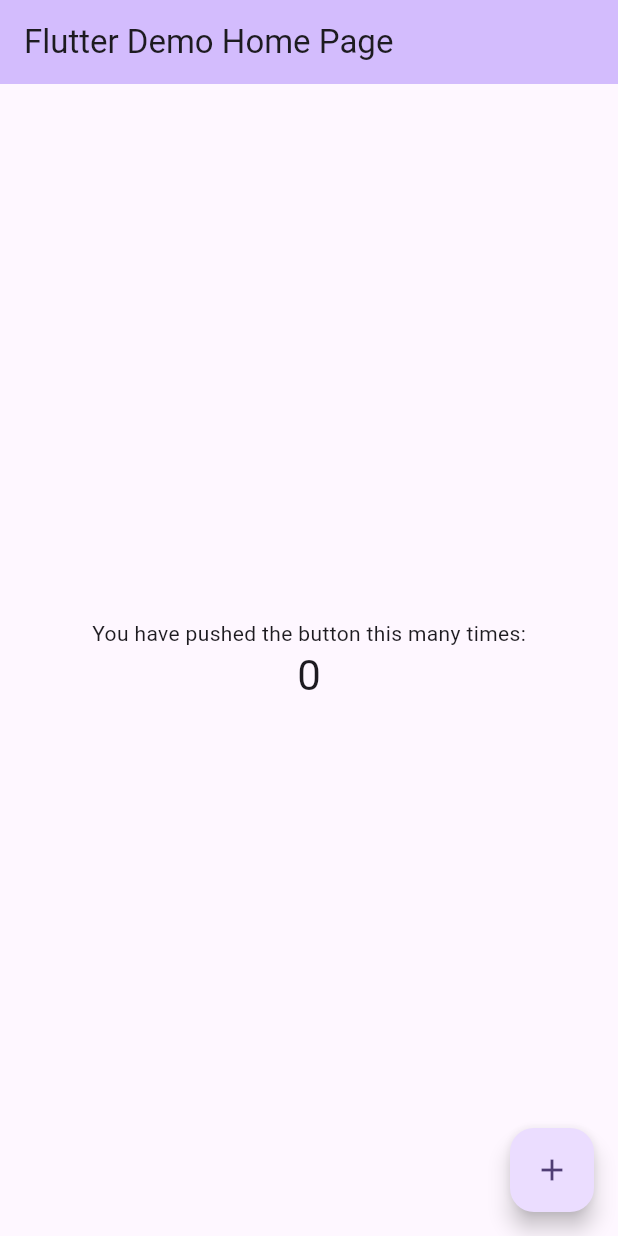
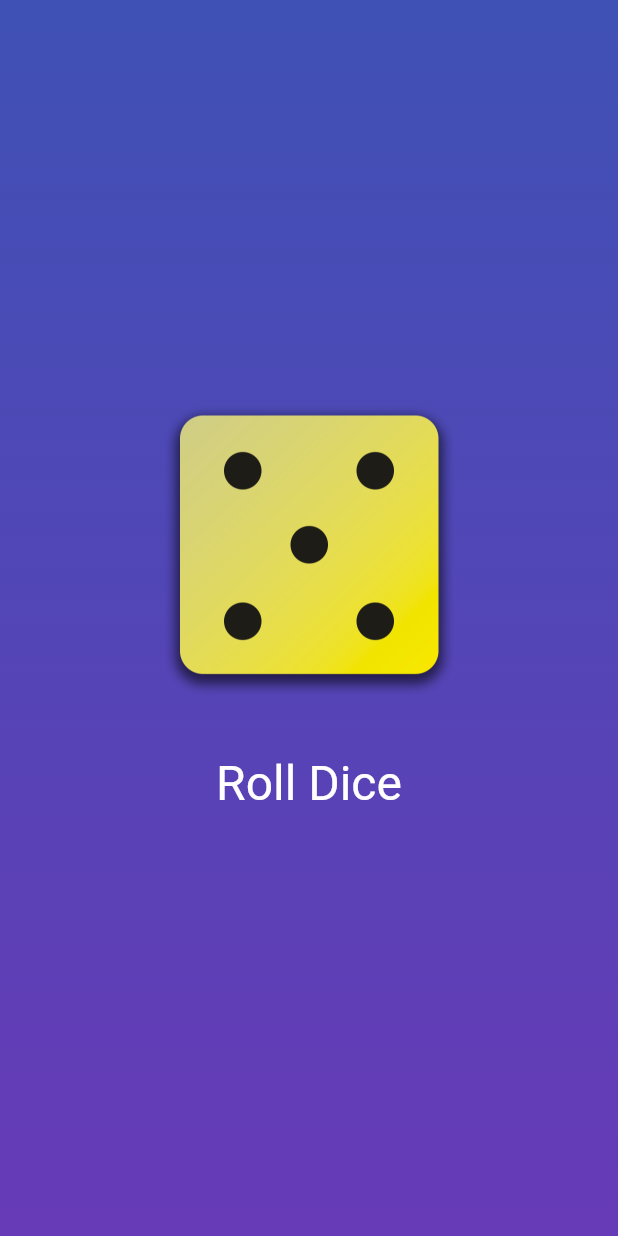
Before and after one commit to haimean/learn_flutter, a Flutter app: the screen it shows after launch, on a phone screen of 412 x 824 dp. Run offline on Flutter 3.47's test engine with Material 3 defaults, Android fonts, the phone set to English and light mode, and no system bars; our stand-ins replace device_preview.

Commit message:
init prj

```diff
--- /dev/null
+++ b/lib/dice_roller.dart
@@ -0,0 +1,51 @@
+import 'dart:math';
+
+import 'package:flutter/material.dart';
+
+class DiceRoller extends StatefulWidget {
+  const DiceRoller({super.key});
+
+  @override
+  State<DiceRoller> createState() => _DiceRollerState();
+}
+
+class _DiceRollerState extends State<DiceRoller> {
+  var activeDiceImage = Random().nextInt(6) + 1;
+
+  onPressed() {
+    setState(() {
+      activeDiceImage = Random().nextInt(6) + 1;
+    });
+  }
+
+  @override
+  Widget build(BuildContext context) {
+    return Column(
+      mainAxisAlignment: MainAxisAlignment.center,
+      children: [
+        Image.asset(
+          'assets/images/dice-$activeDiceImage.png',
+          width: 200,
+        ),
+        const SizedBox(
+          height: 20,
+        ),
+        TextButton(
+          onPressed: onPressed,
+          style: TextButton.styleFrom(
+            padding: const EdgeInsets.all(
+              20,
+            ),
+            foregroundColor: Colors.white,
+            textStyle: const TextStyle(
+              fontSize: 32,
+            ),
+          ),
+          child: const Text(
+            "Roll Dice",
+          ),
+        ),
+      ],
+    );
+  }
+}
--- /dev/null
+++ b/lib/gradient_container.dart
@@ -0,0 +1,32 @@
+import 'package:flutter/material.dart';
+import 'package:learn_flutter/dice_roller.dart';
+
+const Alignment bottomAlignment = Alignment.bottomCenter;
+const Alignment endAlignment = Alignment.topCenter;
+const List<Color> colorsPurple = [Colors.deepPurple, Colors.indigo];
+
+class GradientContainer extends StatelessWidget {
+  const GradientContainer({super.key, required this.colors});
+
+  const GradientContainer.purple({super.key}) : colors = colorsPurple;
+  final List<Color> colors;
+
+  @override
+  Widget build(context) {
+    return Scaffold(
+      backgroundColor: const Color.fromARGB(255, 226, 226, 229),
+      body: Container(
+        decoration: BoxDecoration(
+          gradient: LinearGradient(
+            colors: colors,
+            begin: bottomAlignment,
+            end: endAlignment,
+          ),
+        ),
+        child: const Center(
+          child: DiceRoller(),
+        ),
+      ),
+    );
+  }
+}
--- a/lib/main.dart
+++ b/lib/main.dart
@@ -1,7 +1,15 @@
+import 'package:device_preview/device_preview.dart';
+import 'package:flutter/foundation.dart';
 import 'package:flutter/material.dart';
+import 'package:learn_flutter/gradient_container.dart';
 
 void main() {
-  runApp(const MyApp());
+  runApp(
+    DevicePreview(
+      enabled: !kReleaseMode,
+      builder: (context) => const MyApp(),
+    ),
+  );
 }
 
 class MyApp extends StatelessWidget {
@@ -10,116 +18,9 @@ class MyApp extends StatelessWidget {
   // This widget is the root of your application.
   @override
   Widget build(BuildContext context) {
-    return MaterialApp(
+    return const MaterialApp(
       title: 'Flutter Demo',
-      theme: ThemeData(
-        // This is the theme of your application.
-        //
-        // TRY THIS: Try running your application with "flutter run". You'll see
-        // the application has a purple toolbar. Then, without quitting the app,
-        // try changing the seedColor in the colorScheme below to Colors.green
-        // and then invoke "hot reload" (save your changes or press the "hot
-        // reload" button in a Flutter-supported IDE, or press "r" if you used
-        // the command line to start the app).
-        //
-        // Notice that the counter didn't reset back to zero; the application
-        // state is not lost during the reload. To reset the state, use hot
-        // restart instead.
-        //
-        // This works for code too, not just values: Most code changes can be
-        // tested with just a hot reload.
-        colorScheme: ColorScheme.fromSeed(seedColor: Colors.deepPurple),
-        useMaterial3: true,
-      ),
-      home: const MyHomePage(title: 'Flutter Demo Home Page'),
+      home: GradientContainer.purple(),
     );
   }
 }
-
-class MyHomePage extends StatefulWidget {
-  const MyHomePage({super.key, required this.title});
-
-  // This widget is the home page of your application. It is stateful, meaning
-  // that it has a State object (defined below) that contains fields that affect
-  // how it looks.
-
-  // This class is the configuration for the state. It holds the values (in this
-  // case the title) provided by the parent (in this case the App widget) and
-  // used by the build method of the State. Fields in a Widget subclass are
-  // always marked "final".
-
-  final String title;
-
-  @override
-  State<MyHomePage> createState() => _MyHomePageState();
-}
-
-class _MyHomePageState extends State<MyHomePage> {
-  int _counter = 0;
-
-  void _incrementCounter() {
-    setState(() {
-      // This call to setState tells the Flutter framework that something has
-      // changed in this State, which causes it to rerun the build method below
-      // so that the display can reflect the updated values. If we changed
-      // _counter without calling setState(), then the build method would not be
-      // called again, and so nothing would appear to happen.
-      _counter++;
-    });
-  }
-
-  @override
-  Widget build(BuildContext context) {
-    // This method is rerun every time setState is called, for instance as done
-    // by the _incrementCounter method above.
-    //
-    // The Flutter framework has been optimized to make rerunning build methods
-    // fast, so that you can just rebuild anything that needs updating rather
-    // than having to individually change instances of widgets.
-    return Scaffold(
-      appBar: AppBar(
-        // TRY THIS: Try changing the color here to a specific color (to
-        // Colors.amber, perhaps?) and trigger a hot reload to see the AppBar
-        // change color while the other colors stay the same.
-        backgroundColor: Theme.of(context).colorScheme.inversePrimary,
-        // Here we take the value from the MyHomePage object that was created by
-        // the App.build method, and use it to set our appbar title.
-        title: Text(widget.title),
-      ),
-      body: Center(
-        // Center is a layout widget. It takes a single child and positions it
-        // in the middle of the parent.
-        child: Column(
-          // Column is also a layout widget. It takes a list of children and
-          // arranges them vertically. By default, it sizes itself to fit its
-          // children horizontally, and tries to be as tall as its parent.
-          //
-          // Column has various properties to control how it sizes itself and
-          // how it positions its children. Here we use mainAxisAlignment to
-          // center the children vertically; the main axis here is the vertical
-          // axis because Columns are vertical (the cross axis would be
-          // horizontal).
-          //
-          // TRY THIS: Invoke "debug painting" (choose the "Toggle Debug Paint"
-          // action in the IDE, or press "p" in the console), to see the
-          // wireframe for each widget.
-          mainAxisAlignment: MainAxisAlignment.center,
-          children: <Widget>[
-            const Text(
-              'You have pushed the button this many times:',
-            ),
-            Text(
-              '$_counter',
-              style: Theme.of(context).textTheme.headlineMedium,
-            ),
-          ],
-        ),
-      ),
-      floatingActionButton: FloatingActionButton(
-        onPressed: _incrementCounter,
-        tooltip: 'Increment',
-        child: const Icon(Icons.add),
-      ), // This trailing comma makes auto-formatting nicer for build methods.
-    );
-  }
-}
```
Also changed, not shown: pubspec.yaml (+7 -3 lines), assets/images/dice-1.png (added), assets/images/dice-2.png (added), assets/images/dice-3.png (added), assets/images/dice-4.png (added), assets/images/dice-5.png (added), assets/images/dice-6.png (added).
